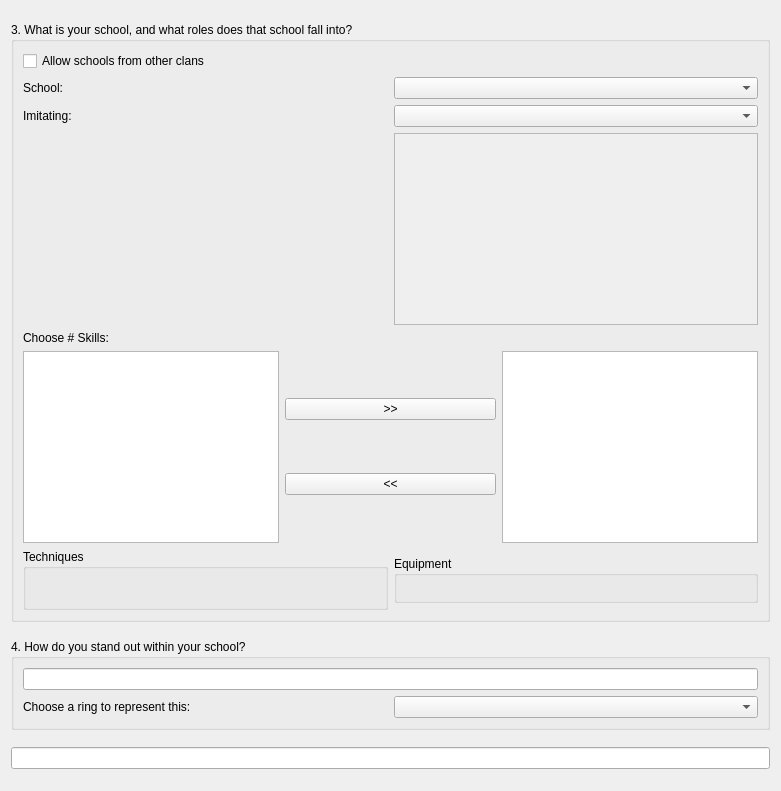
Above: ui/newcharwizardpage2.ui from dashnine/PaperBlossoms before the change. Below: the same form after it.
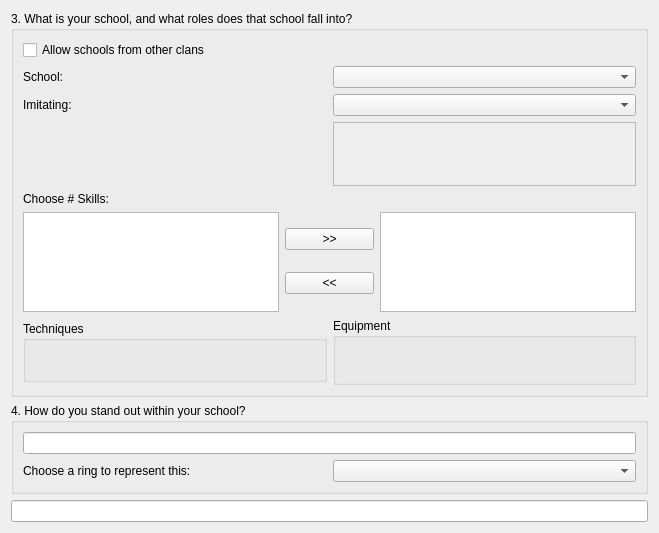
That is the form after the change. Custom widgets are drawn as their Qt base class.

Commit message: UI Adjustments to reduce the minimum window size required for the application.  Main window down to 754 (largest in the app). Resolves #4

The edit to the form file:
```diff
--- a/ui/newcharwizardpage2.ui
+++ b/ui/newcharwizardpage2.ui
@@ -6,12 +6,12 @@
    <rect>
     <x>0</x>
     <y>0</y>
-    <width>781</width>
-    <height>791</height>
+    <width>659</width>
+    <height>533</height>
    </rect>
   </property>
   <property name="sizePolicy">
-   <sizepolicy hsizetype="Preferred" vsizetype="Fixed">
+   <sizepolicy hsizetype="Preferred" vsizetype="Preferred">
     <horstretch>0</horstretch>
     <verstretch>0</verstretch>
    </sizepolicy>
@@ -25,11 +25,11 @@
   <property name="windowTitle">
    <string>WizardPage</string>
   </property>
-  <layout class="QVBoxLayout" name="verticalLayout_4">
-   <item>
+  <layout class="QGridLayout" name="gridLayout_4">
+   <item row="0" column="0">
     <widget class="QGroupBox" name="groupBox_3">
      <property name="sizePolicy">
-      <sizepolicy hsizetype="Preferred" vsizetype="Fixed">
+      <sizepolicy hsizetype="Preferred" vsizetype="Expanding">
        <horstretch>0</horstretch>
        <verstretch>0</verstretch>
       </sizepolicy>
@@ -37,18 +37,9 @@
      <property name="title">
       <string>3. What is your school, and what roles does that school fall into?</string>
      </property>
-     <layout class="QGridLayout" name="gridLayout_3">
-      <property name="sizeConstraint">
-       <enum>QLayout::SetMinimumSize</enum>
-      </property>
-      <item row="0" column="0" colspan="2">
+     <layout class="QVBoxLayout" name="verticalLayout_6">
+      <item>
        <layout class="QGridLayout" name="gridLayout">
-        <property name="sizeConstraint">
-         <enum>QLayout::SetFixedSize</enum>
-        </property>
-        <item row="1" column="1">
-         <widget class="QComboBox" name="nc2_school_ComboBox"/>
-        </item>
         <item row="0" column="0">
          <widget class="QCheckBox" name="nc2_unrestrictedSchool_checkBox">
           <property name="text">
@@ -56,35 +47,6 @@
           </property>
          </widget>
         </item>
-        <item row="5" column="0">
-         <widget class="DynamicChoiceWidget" name="ringWidget" native="true">
-          <property name="sizePolicy">
-           <sizepolicy hsizetype="Preferred" vsizetype="Fixed">
-            <horstretch>0</horstretch>
-            <verstretch>0</verstretch>
-           </sizepolicy>
-          </property>
-          <property name="minimumSize">
-           <size>
-            <width>0</width>
-            <height>20</height>
-           </size>
-          </property>
-         </widget>
-        </item>
-        <item row="3" column="1" rowspan="3">
-         <widget class="QTextEdit" name="nc2_schoolDesc_textEdit">
-          <property name="enabled">
-           <bool>false</bool>
-          </property>
-          <property name="sizePolicy">
-           <sizepolicy hsizetype="Preferred" vsizetype="Preferred">
-            <horstretch>0</horstretch>
-            <verstretch>0</verstretch>
-           </sizepolicy>
-          </property>
-         </widget>
-        </item>
         <item row="1" column="0">
          <widget class="QLabel" name="label">
           <property name="text">
@@ -92,8 +54,8 @@
           </property>
          </widget>
         </item>
-        <item row="2" column="1">
-         <widget class="QComboBox" name="nc2_kitsune_comboBox"/>
+        <item row="1" column="1">
+         <widget class="QComboBox" name="nc2_school_ComboBox"/>
         </item>
         <item row="2" column="0">
          <widget class="QLabel" name="nc2_kitsune_label">
@@ -102,16 +64,77 @@
           </property>
          </widget>
         </item>
-       </layout>
-      </item>
-      <item row="1" column="0">
+        <item row="2" column="1">
+         <widget class="QComboBox" name="nc2_kitsune_comboBox"/>
+        </item>
+        <item row="3" column="0">
+         <layout class="QVBoxLayout" name="verticalLayout_4">
+          <item>
+           <widget class="DynamicChoiceWidget" name="ringWidget" native="true">
+            <property name="sizePolicy">
+             <sizepolicy hsizetype="Preferred" vsizetype="Fixed">
+              <horstretch>0</horstretch>
+              <verstretch>0</verstretch>
+             </sizepolicy>
+            </property>
+            <property name="minimumSize">
+             <size>
+              <width>0</width>
+              <height>20</height>
+             </size>
+            </property>
+           </widget>
+          </item>
+          <item>
+           <spacer name="verticalSpacer">
+            <property name="orientation">
+             <enum>Qt::Vertical</enum>
+            </property>
+            <property name="sizeHint" stdset="0">
+             <size>
+              <width>20</width>
+              <height>5</height>
+             </size>
+            </property>
+           </spacer>
+          </item>
+         </layout>
+        </item>
+        <item row="3" column="1">
+         <widget class="QTextEdit" name="nc2_schoolDesc_textEdit">
+          <property name="enabled">
+           <bool>false</bool>
+          </property>
+          <property name="sizePolicy">
+           <sizepolicy hsizetype="Preferred" vsizetype="Minimum">
+            <horstretch>0</horstretch>
+            <verstretch>0</verstretch>
+           </sizepolicy>
+          </property>
+          <property name="minimumSize">
+           <size>
+            <width>0</width>
+            <height>50</height>
+           </size>
+          </property>
+          <property name="maximumSize">
+           <size>
+            <width>16777215</width>
+            <height>150</height>
+           </size>
+          </property>
+         </widget>
+        </item>
+       </layout>
+      </item>
+      <item>
        <widget class="QLabel" name="nc2_skill_Label">
         <property name="text">
          <string>Choose # Skills:</string>
         </property>
        </widget>
       </item>
-      <item row="2" column="0" colspan="2">
+      <item>
        <layout class="QHBoxLayout" name="horizontalLayout">
         <property name="sizeConstraint">
          <enum>QLayout::SetFixedSize</enum>
@@ -124,6 +147,18 @@
             <verstretch>0</verstretch>
            </sizepolicy>
           </property>
+          <property name="minimumSize">
+           <size>
+            <width>0</width>
+            <height>100</height>
+           </size>
+          </property>
+          <property name="maximumSize">
+           <size>
+            <width>16777215</width>
+            <height>150</height>
+           </size>
+          </property>
           <property name="editTriggers">
            <set>QAbstractItemView::NoEditTriggers</set>
           </property>
@@ -155,6 +190,18 @@
             <verstretch>0</verstretch>
            </sizepolicy>
           </property>
+          <property name="minimumSize">
+           <size>
+            <width>0</width>
+            <height>100</height>
+           </size>
+          </property>
+          <property name="maximumSize">
+           <size>
+            <width>16777215</width>
+            <height>150</height>
+           </size>
+          </property>
           <property name="editTriggers">
            <set>QAbstractItemView::NoEditTriggers</set>
           </property>
@@ -162,7 +209,9 @@
         </item>
        </layout>
       </item>
-      <item row="3" column="0">
+      <item>
+       <layout class="QHBoxLayout" name="horizontalLayout_2">
+        <item>
        <widget class="QGroupBox" name="groupBox_2">
         <property name="sizePolicy">
          <sizepolicy hsizetype="Preferred" vsizetype="Fixed">
@@ -177,7 +226,7 @@
          <item>
           <widget class="DynamicChoiceWidget" name="techWidget" native="true">
            <property name="sizePolicy">
-            <sizepolicy hsizetype="Preferred" vsizetype="Minimum">
+              <sizepolicy hsizetype="Preferred" vsizetype="Fixed">
              <horstretch>0</horstretch>
              <verstretch>0</verstretch>
             </sizepolicy>
@@ -193,7 +242,7 @@
         </layout>
        </widget>
       </item>
-      <item row="3" column="1">
+        <item>
        <widget class="QGroupBox" name="groupBox_4">
         <property name="sizePolicy">
          <sizepolicy hsizetype="Preferred" vsizetype="Fixed">
@@ -216,7 +265,7 @@
            <property name="minimumSize">
             <size>
              <width>0</width>
-             <height>0</height>
+               <height>10</height>
             </size>
            </property>
           </widget>
@@ -229,15 +278,23 @@
              <verstretch>0</verstretch>
             </sizepolicy>
            </property>
+             <property name="minimumSize">
+              <size>
+               <width>0</width>
+               <height>10</height>
+              </size>
+             </property>
           </widget>
          </item>
         </layout>
        </widget>
       </item>
      </layout>
+      </item>
+     </layout>
     </widget>
    </item>
-   <item>
+   <item row="1" column="0">
     <widget class="QGroupBox" name="groupBox">
      <property name="sizePolicy">
       <sizepolicy hsizetype="Preferred" vsizetype="Fixed">
@@ -269,7 +326,7 @@
      </layout>
     </widget>
    </item>
-   <item>
+   <item row="2" column="0">
     <widget class="QLineEdit" name="nc2_HIDDEN_skillLineEdit"/>
    </item>
   </layout>
```
Lines whose indentation alone changed are shown as unchanged. The commit also changes 5 other files.
